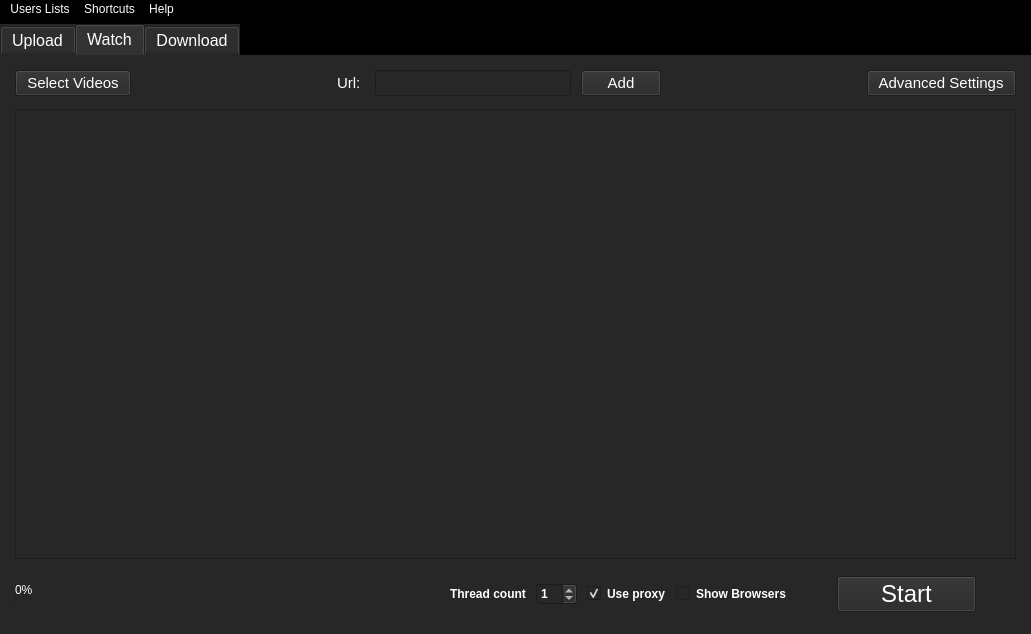
Qt form outside/views_ui/Outside_MainWindow.ui (Outsider-corp/OutsideYT) before a commit.
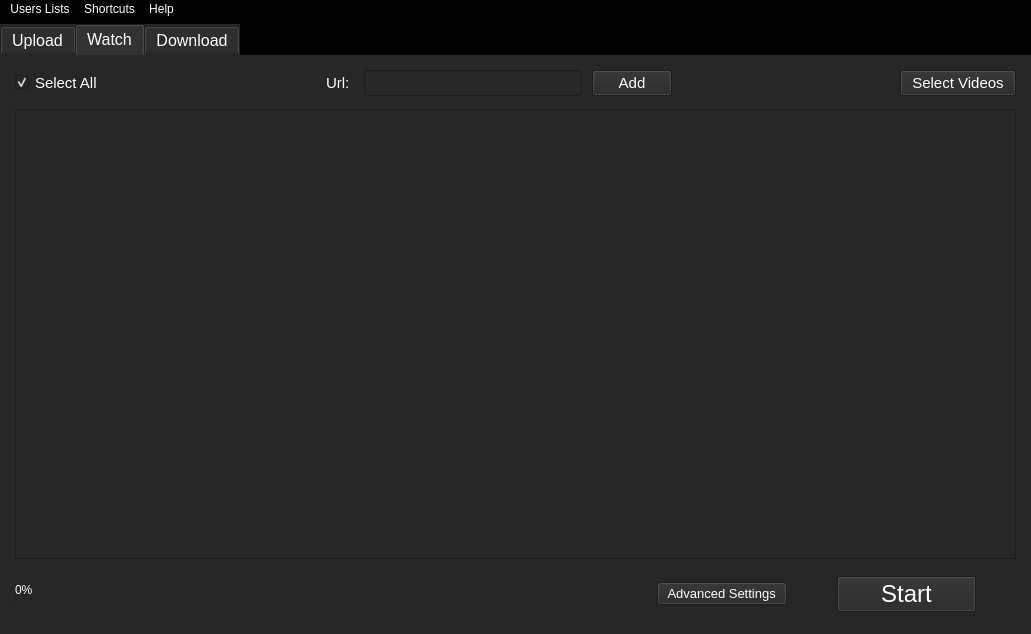
The same form after that commit. The open tabs and pages were chosen to show the change.

Commit message: v1.1.6 add progress_bar work and started async functions; small design fixes on WatchPage; add Select_All checkbox functional

```diff
--- a/outside/views_ui/Outside_MainWindow.ui
+++ b/outside/views_ui/Outside_MainWindow.ui
@@ -66,23 +66,7 @@
     </size>
    </property>
    <layout class="QGridLayout" name="gridLayout">
-    <item row="0" column="0">
-     <spacer name="verticalSpacer_2">
-      <property name="orientation">
-       <enum>Qt::Vertical</enum>
-      </property>
-      <property name="sizeType">
-       <enum>QSizePolicy::Fixed</enum>
-      </property>
-      <property name="sizeHint" stdset="0">
-       <size>
-        <width>5</width>
-        <height>5</height>
-       </size>
-      </property>
-     </spacer>
-    </item>
-    <item row="1" column="0">
+    <item row="2" column="0">
      <widget class="QTabWidget" name="OutsideYT">
       <property name="sizePolicy">
        <sizepolicy hsizetype="MinimumExpanding" vsizetype="MinimumExpanding">
@@ -519,8 +503,8 @@
         </property>
         <item>
          <layout class="QHBoxLayout" name="horizontalLayout_4">
-          <item alignment="Qt::AlignLeft">
-           <widget class="QPushButton" name="Watch_SelectVideos_Button">
+          <item>
+           <widget class="QCheckBox" name="Watch_SelectAll_CheckBox">
             <property name="font">
              <font>
               <family>Arial</family>
@@ -528,7 +512,10 @@
              </font>
             </property>
             <property name="text">
-             <string>  Select Videos  </string>
+             <string>Select All</string>
+            </property>
+            <property name="checked">
+             <bool>true</bool>
             </property>
            </widget>
           </item>
@@ -598,7 +585,7 @@
            </spacer>
           </item>
           <item>
-           <widget class="QPushButton" name="Watch_advanced_settings_Button">
+           <widget class="QPushButton" name="Watch_SelectVideos_Button">
             <property name="font">
              <font>
               <family>Arial</family>
@@ -606,7 +593,7 @@
              </font>
             </property>
             <property name="text">
-             <string>  Advanced Settings  </string>
+             <string>  Select Videos  </string>
             </property>
            </widget>
           </item>
@@ -685,65 +672,15 @@
            </spacer>
           </item>
           <item>
-           <widget class="QLabel" name="Watch_Threads_Label">
+           <widget class="QPushButton" name="Watch_advanced_settings_Button">
             <property name="font">
              <font>
               <family>Arial</family>
-              <pointsize>9</pointsize>
-              <weight>75</weight>
-              <bold>true</bold>
+              <pointsize>10</pointsize>
              </font>
             </property>
             <property name="text">
-             <string>Thread count</string>
-            </property>
-           </widget>
-          </item>
-          <item>
-           <widget class="QSpinBox" name="Watch_Threads_SpinBox">
-            <property name="font">
-             <font>
-              <family>Arial</family>
-              <pointsize>9</pointsize>
-              <weight>75</weight>
-              <bold>true</bold>
-             </font>
-            </property>
-            <property name="value">
-             <number>1</number>
-            </property>
-           </widget>
-          </item>
-          <item>
-           <widget class="QCheckBox" name="Watch_UseProxy_CheckBox">
-            <property name="font">
-             <font>
-              <family>Arial</family>
-              <pointsize>9</pointsize>
-              <weight>75</weight>
-              <bold>true</bold>
-             </font>
-            </property>
-            <property name="text">
-             <string>Use proxy</string>
-            </property>
-            <property name="checked">
-             <bool>true</bool>
-            </property>
-           </widget>
-          </item>
-          <item>
-           <widget class="QCheckBox" name="Watch_ShowBrowsers_CheckBox">
-            <property name="font">
-             <font>
-              <family>Arial</family>
-              <pointsize>9</pointsize>
-              <weight>75</weight>
-              <bold>true</bold>
-             </font>
-            </property>
-            <property name="text">
-             <string>Show Browsers</string>
+             <string>  Advanced Settings  </string>
             </property>
            </widget>
           </item>
@@ -990,6 +927,22 @@
       </widget>
      </widget>
     </item>
+    <item row="1" column="0">
+     <spacer name="verticalSpacer_2">
+      <property name="orientation">
+       <enum>Qt::Vertical</enum>
+      </property>
+      <property name="sizeType">
+       <enum>QSizePolicy::Fixed</enum>
+      </property>
+      <property name="sizeHint" stdset="0">
+       <size>
+        <width>5</width>
+        <height>5</height>
+       </size>
+      </property>
+     </spacer>
+    </item>
    </layout>
   </widget>
   <widget class="QMenuBar" name="menubar">
```
Left out of the diff: 8 changed lines with no effect on the pictures. Lines whose indentation alone changed are shown as unchanged. The commit also changes 16 other files.
